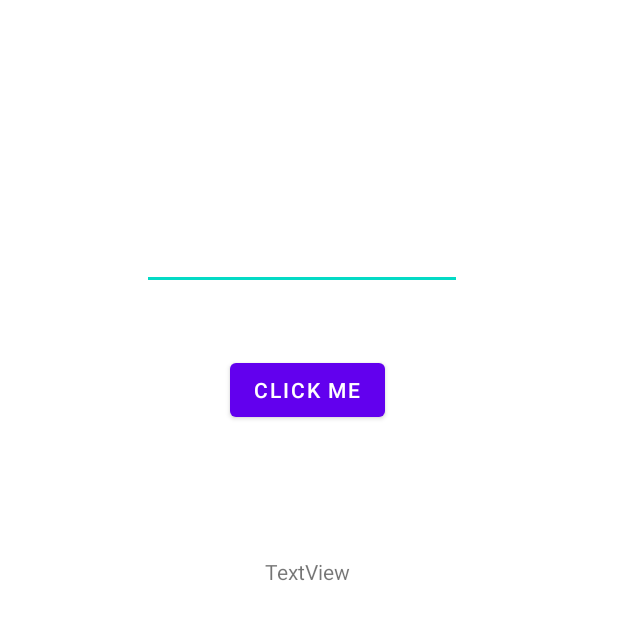
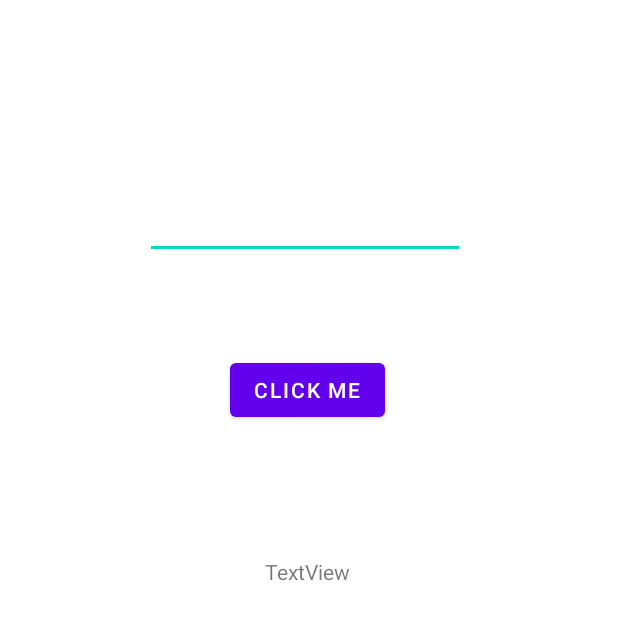
Before and after one commit to kriti-ixix/android130, an Android app: the layout activity_main.xml on its own in the app's theme, with its tools: preview values and no code run, on a phone screen of 412 x 824 dp. Shown: the top 620 px of the screen. Run offline under Robolectric (Android 15) with nearby library versions, the phone set to English and light mode, and no system bars.

```diff
--- a/app/src/main/res/layout/activity_main.xml
+++ b/app/src/main/res/layout/activity_main.xml
@@ -35,12 +35,13 @@
         android:id="@+id/editText"
         android:layout_width="wrap_content"
         android:layout_height="wrap_content"
-        android:layout_marginStart="96dp"
-        android:layout_marginTop="148dp"
-        android:layout_marginEnd="105dp"
+        android:layout_marginStart="98dp"
+        android:layout_marginTop="127dp"
+        android:layout_marginEnd="103dp"
         android:ems="10"
         android:inputType="textPersonName"
         app:layout_constraintEnd_toEndOf="parent"
         app:layout_constraintStart_toStartOf="parent"
         app:layout_constraintTop_toTopOf="parent" />
+
 </androidx.constraintlayout.widget.ConstraintLayout>
```
Also changed, not shown: app/src/main/AndroidManifest.xml (+10 -0 lines), app/src/main/java/com/kriti/android1_30/Calculator.java (added, +14 -0 lines), app/src/main/res/layout/activity_calculator.xml (added, +9 -0 lines).
